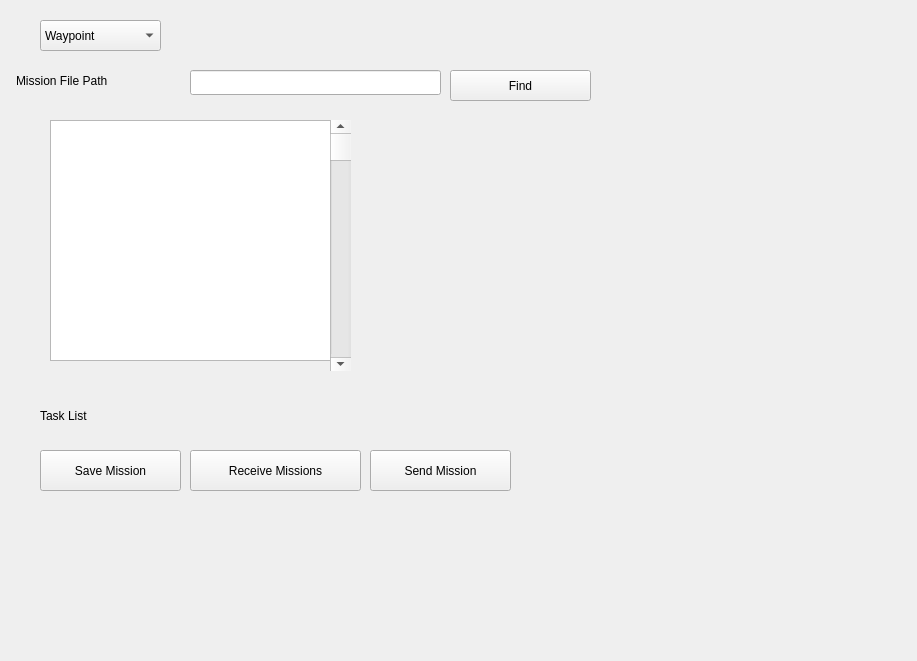
Above: GUI/Src/task_selector_widget.ui from Mechatronics-SDSU/mechatronics-2019 before the change. Below: the same form after it.
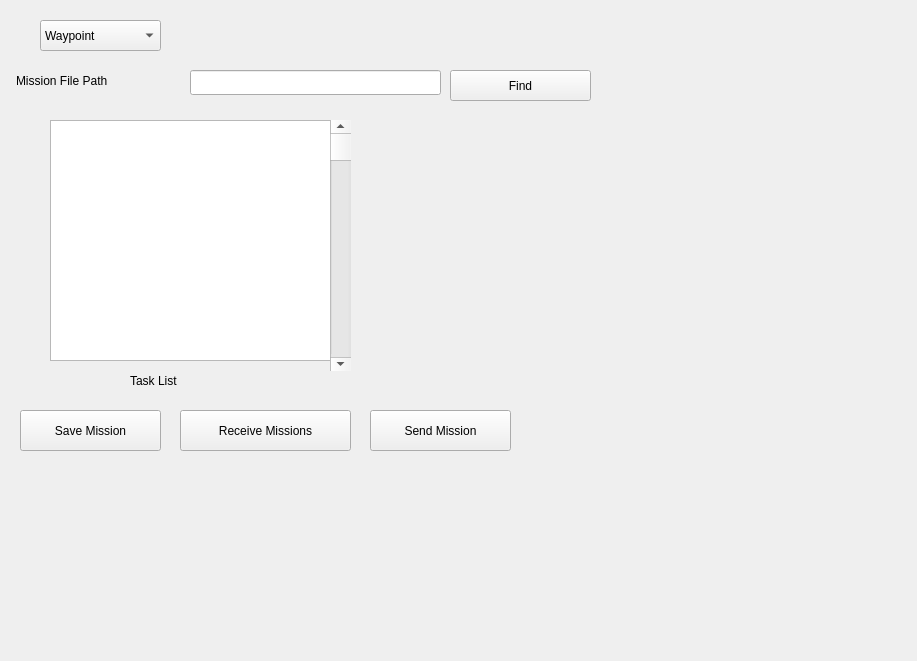
That is the form after the change.

```diff
--- a/GUI/Src/task_selector_widget.ui
+++ b/GUI/Src/task_selector_widget.ui
@@ -56,10 +56,10 @@
   <widget class="QLabel" name="label">
    <property name="geometry">
     <rect>
-     <x>40</x>
-     <y>400</y>
-     <width>141</width>
-     <height>31</height>
+     <x>130</x>
+     <y>370</y>
+     <width>81</width>
+     <height>21</height>
     </rect>
    </property>
    <property name="text">
@@ -82,8 +82,8 @@
   <widget class="QPushButton" name="pushButton">
    <property name="geometry">
     <rect>
-     <x>40</x>
-     <y>450</y>
+     <x>20</x>
+     <y>410</y>
      <width>141</width>
      <height>41</height>
     </rect>
@@ -95,8 +95,8 @@
   <widget class="QPushButton" name="pushButton_2">
    <property name="geometry">
     <rect>
-     <x>190</x>
-     <y>450</y>
+     <x>180</x>
+     <y>410</y>
      <width>171</width>
      <height>41</height>
     </rect>
@@ -109,7 +109,7 @@
    <property name="geometry">
     <rect>
      <x>370</x>
-     <y>450</y>
+     <y>410</y>
      <width>141</width>
      <height>41</height>
     </rect>
```
Left out of the diff: 20 changed lines with no effect on the pictures.
